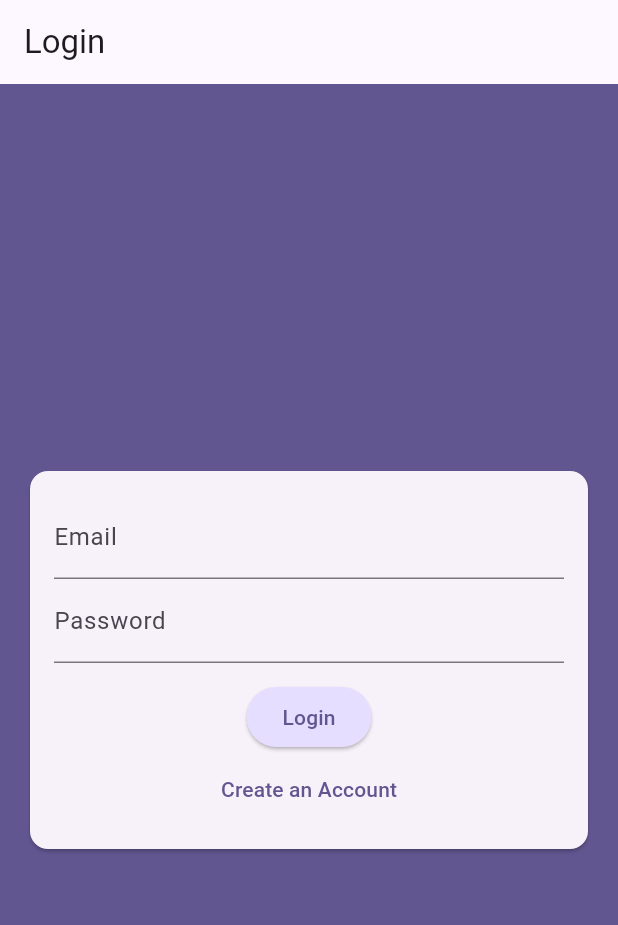
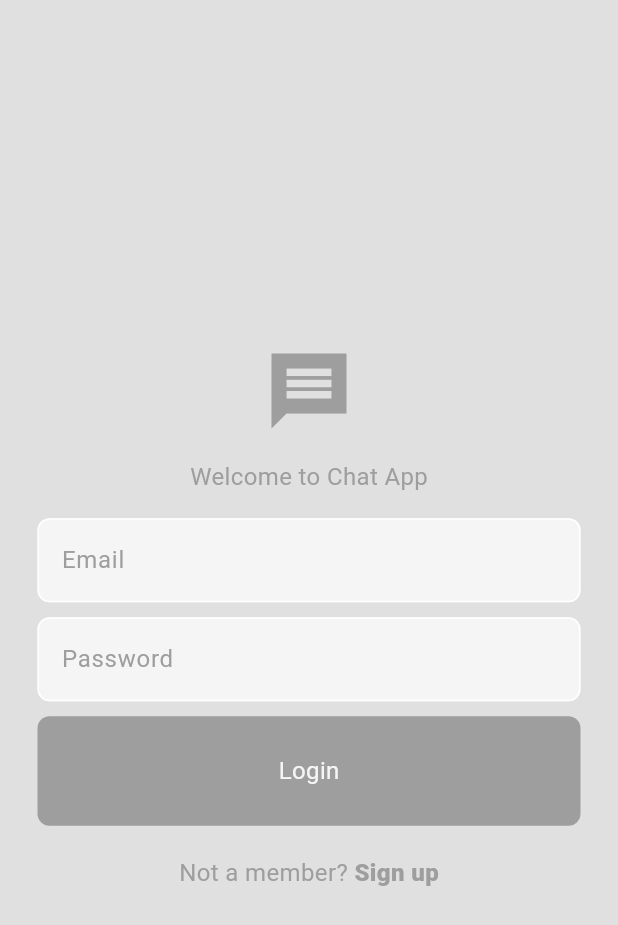
Before and after one commit to efe-atas/LimakTechnology, a Flutter app: the screen it shows after launch, on a phone screen of 412 x 824 dp. Shown: the top 925 px of the screen. Run offline on Flutter 3.47's test engine with Material 3 defaults, Android fonts, the phone set to English and light mode, and no system bars; our stand-ins replace firebase_auth, firebase_core, flutter_riverpod, geolocator, google_fonts, google_maps_flutter and 4 more; accounts and stored records are empty.

Commit message:
ChatApp renewed.

```diff
--- a/chat_app/firepit-log.txt
+++ b/chat_app/firepit-log.txt
@@ -10,6 +10,7 @@ Checking for npm/bin/npm-cli install at /Users/iefeatas/.cache/firebase/tools/li
 Checking for npm/bin/npm-cli install at /Users/iefeatas/.cache/firebase/tools/node_modules/npm/bin/npm-cli
 Checking for npm/bin/npm-cli install at /snapshot/firepit/node_modules/npm/bin/npm-cli
 Found npm/bin/npm-cli install.
+ShellJSInternalError: ENOENT: no such file or directory, unlink '/Users/iefeatas/.cache/firebase/runtime/node.bat'
 Runtime binaries created.
 /usr/local/bin/firebase
 /usr/local/bin/firebase,/snapshot/firepit/firepit.js,apps:sdkconfig,android,1:507693888326:android:1f84a187129684dcaaab47,--json
@@ -21,4 +22,4 @@ Checking for npm/bin/npm-cli install at /Users/iefeatas/.cache/firebase/tools/li
 Checking for npm/bin/npm-cli install at /Users/iefeatas/.cache/firebase/tools/node_modules/npm/bin/npm-cli
 Checking for npm/bin/npm-cli install at /snapshot/firepit/node_modules/npm/bin/npm-cli
 Found npm/bin/npm-cli install.
-ShellJSInternalError: ENOENT: no such file or directory, stat '/Users/iefeatas/.cache/firebase/runtime/shell.js'
+ShellJSInternalError: ENOENT: no such file or directory, chmod '/Users/iefeatas/.cache/firebase/runtime/shell.js'
--- /dev/null
+++ b/chat_app/lib/auth/auth_gate.dart
@@ -0,0 +1,27 @@
+import 'package:chat_app/auth/login_or_register.dart';
+import 'package:chat_app/pages/home.page.dart';
+import 'package:firebase_auth/firebase_auth.dart';
+import 'package:flutter/material.dart';
+
+class AuthGate extends StatelessWidget {
+
+const AuthGate({super.key});
+
+  @override
+  Widget build(BuildContext context) {
+    return Scaffold(
+      body: StreamBuilder(
+        stream: FirebaseAuth.instance.authStateChanges(),
+        builder: (context,snapshot){
+          if(snapshot.hasData){
+            return const HomePage();
+
+          }
+          else{
+            return LoginOrRegister();
+          }
+        }
+      ),
+    );  }
+
+}
--- /dev/null
+++ b/chat_app/lib/auth/login_or_register.dart
@@ -0,0 +1,40 @@
+import 'package:chat_app/pages/login_page.dart';
+import 'package:chat_app/pages/register_page.dart';
+import 'package:flutter/material.dart';
+
+class   LoginOrRegister extends StatefulWidget{
+  const LoginOrRegister({super.key});
+
+  @override
+  State<StatefulWidget> createState() {
+    // TODO: implement createState
+    return _LoginOrRegisterState();
+  }
+}
+
+class _LoginOrRegisterState extends State<LoginOrRegister>{
+
+  bool showLoginPage = true;
+
+void togglePages(){
+  setState(() {
+    showLoginPage = !showLoginPage;
+  });
+}
+
+@override
+  Widget build(BuildContext context) {
+   if(showLoginPage){
+    return LoginPage(onTap: togglePages,);
+    }else{
+      return RegisterPage(onTap: togglePages,);
+   }
+  }
+
+
+
+
+
+
+
+}
--- /dev/null
+++ b/chat_app/lib/components/my_button.dart
@@ -0,0 +1,28 @@
+import 'package:flutter/material.dart';
+
+class MyButton extends StatelessWidget {
+  final String text;
+  final void Function()? onTap;
+
+  const MyButton({super.key, required this.text, this.onTap});
+
+  @override
+  Widget build(BuildContext context) {
+    return GestureDetector(
+      onTap: onTap,
+      child: Container(
+        decoration: BoxDecoration(
+          color: Theme.of(context).colorScheme.primary,
+          borderRadius: BorderRadius.circular(8),
+        ),
+        padding: const EdgeInsets.all(25),
+        margin: const EdgeInsets.symmetric(horizontal: 25),
+        child: Center(
+          child: Text(text,
+              style: TextStyle(
+                  color: Theme.of(context).colorScheme.secondary, fontSize: 16)),
+        ),
+      ),
+    );
+  }
+}
--- /dev/null
+++ b/chat_app/lib/components/my_textfield.dart
@@ -0,0 +1,40 @@
+import 'package:flutter/material.dart';
+
+class MyTextfield extends StatelessWidget {
+  final String hintText;
+  final bool obscureText;
+  final TextEditingController controller;
+
+  const MyTextfield(
+      {super.key,
+      required this.hintText,
+      required this.obscureText,
+      required this.controller});
+
+  @override
+  Widget build(BuildContext context) {
+    return Padding(
+      padding: const EdgeInsets.symmetric(horizontal: 25.0),
+      child: TextField(
+        obscureText: obscureText,
+        controller : controller,
+        decoration: InputDecoration(
+          enabledBorder: OutlineInputBorder(
+            borderSide:
+                BorderSide(color: Theme.of(context).colorScheme.tertiary),
+            borderRadius: BorderRadius.circular(8),
+          ),
+          focusedBorder: OutlineInputBorder(
+            borderSide:
+                BorderSide(color: Theme.of(context).colorScheme.primary),
+            borderRadius: BorderRadius.circular(8),
+          ),
+          fillColor: Theme.of(context).colorScheme.secondary,
+          filled: true,
+          hintText: hintText,
+          hintStyle: TextStyle(color: Theme.of(context).colorScheme.primary),
+        ),
+      ),
+    );
+  }
+}
--- a/chat_app/lib/main.dart
+++ b/chat_app/lib/main.dart
@@ -1,29 +1,32 @@
+import 'package:chat_app/auth/auth_gate.dart';
+import 'package:chat_app/auth/login_or_register.dart';
+import 'package:chat_app/firebase_options.dart';
+import 'package:chat_app/themes/light_mode.dart';
+import 'package:firebase_core/firebase_core.dart';
 import 'package:flutter/material.dart';
-import 'package:firebase_core/firebase_core.dart';
 
-import 'firebase_options.dart';
-import 'package:chat_app/screens/auth.dart';
-
-void main() async {
+void main() async{
   WidgetsFlutterBinding.ensureInitialized();
   await Firebase.initializeApp(
-    options: DefaultFirebaseOptions.currentPlatform,
-  );
-  runApp(const App());
+    options: DefaultFirebaseOptions.currentPlatform);
+      runApp(const MyApp());
+
 }
 
-class App extends StatelessWidget {
-  const App({super.key});
+
+
+
+class MyApp extends StatelessWidget{
+  const MyApp({super.key});
 
   @override
   Widget build(BuildContext context) {
+
     return MaterialApp(
-      title: 'FlutterChat',
-      theme: ThemeData().copyWith(
-        colorScheme: ColorScheme.fromSeed(
-            seedColor: const Color.fromARGB(255, 63, 17, 177)),
-      ),
-      home: const Auth(),
+      debugShowCheckedModeBanner: false,
+      home:  const AuthGate(),
+      theme: lightMode,
     );
   }
+
 }
--- /dev/null
+++ b/chat_app/lib/pages/login_page.dart
@@ -0,0 +1,103 @@
+import 'package:chat_app/auth/auth_service.dart';
+import 'package:chat_app/components/my_button.dart';
+import 'package:chat_app/components/my_textfield.dart';
+import 'package:flutter/material.dart';
+import 'package:chat_app/auth/auth_service.dart';
+
+class LoginPage extends StatelessWidget {
+  final TextEditingController emailController = TextEditingController();
+  final TextEditingController passwordController = TextEditingController();
+
+  final void Function()? onTap;
+
+  LoginPage({super.key, required this.onTap});
+
+  void login(BuildContext context) async {
+    final authService = AuthService();
+
+    try{
+      await authService.signinWithEmailAndPassowrd(emailController.text, passwordController.text);
+    }
+
+    catch(e){
+      showDialog(context: context, builder: (context)=> AlertDialog(
+        title: Text('Error'),
+        content: Text(e.toString()),
+        actions: [
+          TextButton(onPressed: ()=> Navigator.pop(context), child: Text('OK'))
+        ],
+      ));
+    }
+  }
+
+  @override
+  Widget build(BuildContext context) {
+    return Scaffold(
+      backgroundColor: Theme.of(context).colorScheme.surface,
+      body: Center(
+        child: Column(
+          mainAxisAlignment: MainAxisAlignment.center,
+          children: [
+            // logo
+            Icon(Icons.message_sharp,
+                size: 60, color: Theme.of(context).colorScheme.primary),
+
+            const SizedBox(height: 16),
+            // welcome text
+            Text('Welcome to Chat App',
+                style: TextStyle(
+                    color: Theme.of(context).colorScheme.primary,
+                    fontSize: 16)),
+
+            const SizedBox(height: 16),
+
+            // email input
+
+            MyTextfield(
+              hintText: 'Email',
+              obscureText: false,
+              controller: emailController,
+            ),
+            const SizedBox(height: 10),
+            // password input
+            MyTextfield(
+              hintText: 'Password',
+              obscureText: true,
+              controller: passwordController,
+            ),
+
+            const SizedBox(height: 10),
+            // login button
+
+            MyButton(
+              text: 'Login',
+              onTap: ()=> login(context),
+            ),
+
+            const SizedBox(height: 20),
+
+            Row(
+              mainAxisAlignment: MainAxisAlignment.center,
+              children: [
+                Text('Not a member? ',
+                    style: TextStyle(
+                        color: Theme.of(context).colorScheme.primary,
+                        fontSize: 16)),
+                GestureDetector(
+                  onTap: onTap,
+                  child: Text('Sign up',
+                      style: TextStyle(
+                          color: Theme.of(context).colorScheme.primary,
+                          fontSize: 16,
+                          fontWeight: FontWeight.w800)),
+                ),
+              ],
+            ),
+
+            // register button
+          ],
+        ),
+      ),
+    );
+  }
+}
--- a/chat_app/lib/screens/auth.dart
+++ /dev/null
@@ -1,136 +0,0 @@
-import 'package:flutter/material.dart';
-import 'package:firebase_auth/firebase_auth.dart';
-
-final _firebase = FirebaseAuth.instance;
-
-class Auth extends StatefulWidget {
-  const Auth({super.key});
-
-  @override
-  State<StatefulWidget> createState() {
-    return _AuthState();
-  }
-}
-
-class _AuthState extends State<Auth> {
-  var _isLogin = true;
-  final _formKey = GlobalKey<FormState>();
-  var _enteredEmail = '';
-  var _enteredPassword = '';
-
-  _submit() async {
-    final isValid = _formKey.currentState!.validate();
-
-    if (!isValid) {
-      return;
-    }
-
-    _formKey.currentState!.save();
-
-    try {
-      if (_isLogin) {
-        // Log in existing user
-        await _firebase.signInWithEmailAndPassword(
-          email: _enteredEmail,
-          password: _enteredPassword,
-        );
-      } else {
-        // Sign up new user
-        await _firebase.createUserWithEmailAndPassword(
-          email: _enteredEmail,
-          password: _enteredPassword,
-        );
-      }
-    } on FirebaseAuthException catch (e) {
-      // Handle error
-      var message = 'An error occurred, please check your credentials!';
-      if (e.message != null) {
-        message = e.message!;
-      }
-      ScaffoldMessenger.of(context).showSnackBar(
-        SnackBar(
-          content: Text(message),
-        ),
-      );
-    }
-  }
-
-  @override
-  Widget build(BuildContext context) {
-    return Scaffold(
-      backgroundColor: Theme.of(context).colorScheme.primary,
-      appBar: AppBar(
-        title: Text(_isLogin ? 'Login' : 'Sign Up'),
-      ),
-      body: Center(
-        child: Card(
-          margin: EdgeInsets.all(20),
-          child: Padding(
-            padding: EdgeInsets.all(16),
-            child: Form(
-              key: _formKey,
-              child: Column(
-                mainAxisSize: MainAxisSize.min,
-                children: <Widget>[
-                  TextFormField(
-                    decoration: InputDecoration(labelText: 'Email'),
-                    keyboardType: TextInputType.emailAddress,
-                    autocorrect: false,
-                    textCapitalization: TextCapitalization.none,
-                    validator: (value) {
-                      if (value!.isEmpty ||
-                          !value.contains('@') ||
-                          !value.trim().isEmpty) {
-                        return 'Please enter a valid email address.';
-                      }
-
-                      return null;
-                    },
-                    onSaved: (value) {
-                      _enteredEmail = value!;
-                    },
-                  ),
-                  TextFormField(
-                    decoration: InputDecoration(labelText: 'Password'),
-                    obscureText: true,
-                    validator: (value) {
-                      if (value!.isEmpty ||
-                          !value.contains('@') ||
-                          value.trim().length < 6) {
-                        return 'Password must be at least 6 characters long.';
-                      }
-
-                      return null;
-                    },
-                    onSaved: (value) {
-                      _enteredPassword = value!;
-                    },
-                  ),
-                  const SizedBox(height: 12),
-                  ElevatedButton(
-                    onPressed: _submit,
-                    style: ElevatedButton.styleFrom(
-                      backgroundColor:
-                          Theme.of(context).colorScheme.primaryContainer,
-                    ),
-                    child: Text(_isLogin ? 'Login' : 'Signup'),
-                  ),
-                  TextButton(
-                    onPressed: () {
-                      setState(() {
-                        _isLogin = !_isLogin;
-                      });
-                    },
-                    child: Text(_isLogin
-                        ? 'Create an Account'
-                        : 'I already have an account'),
-                  ),
-                ],
-              ),
-            ),
-          ),
-        ),
-      ),
-    );
-  }
-}
--- /dev/null
+++ b/chat_app/lib/themes/light_mode.dart
@@ -0,0 +1,10 @@
+import 'package:flutter/material.dart';
+
+ThemeData lightMode = ThemeData(
+    colorScheme: ColorScheme.light(
+  surface: Colors.grey.shade300,
+  primary: Colors.grey.shade500,
+  secondary: Colors.grey.shade100,
+  tertiary: Colors.white,
+  inversePrimary: Colors.grey.shade900,
+));
```
Also changed, not shown: chat_app/lib/auth/auth_service.dart (added, +41 -0 lines), chat_app/lib/components/my_drawer.dart (added, +73 -0 lines), chat_app/lib/pages/home.page.dart (added, +21 -0 lines), chat_app/lib/pages/register_page.dart (added, +127 -0 lines), chat_app/lib/pages/settings_page.dart (added, +26 -0 lines), chat_app/firebase.json, chat_app/lib/firebase_options.dart, 2 other files.
